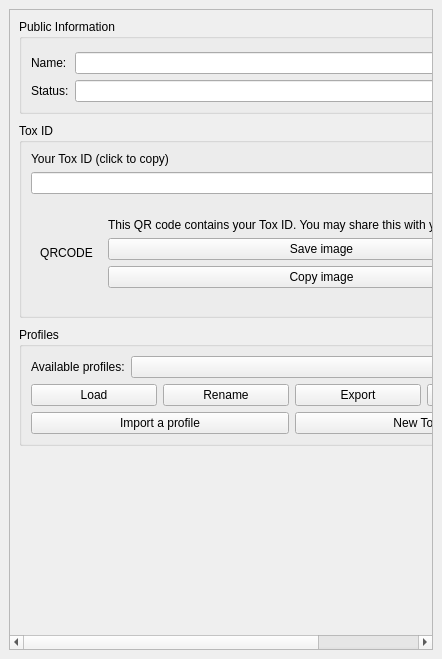
Old version of the form src/widget/form/profileform.ui in the repository qTox/qTox.
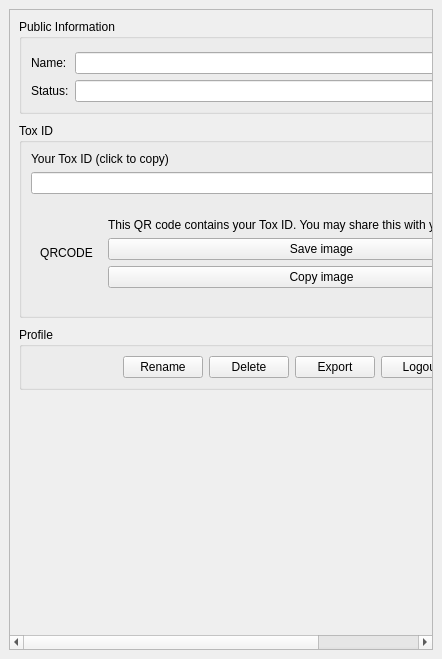
New version of the form. Custom widgets are drawn as their Qt base class.

Commit message: Remove deprecated profile management functions

Diff of the .ui file:
```diff
--- a/src/widget/form/profileform.ui
+++ b/src/widget/form/profileform.ui
@@ -37,10 +37,10 @@
      <widget class="QWidget" name="scrollAreaWidgetContents">
       <property name="geometry">
        <rect>
-        <x>0</x>
+        <x>-3</x>
         <y>0</y>
-        <width>565</width>
-        <height>617</height>
+        <width>630</width>
+        <height>625</height>
        </rect>
       </property>
       <layout class="QVBoxLayout" name="verticalLayout_4" stretch="0,0,1">
@@ -160,44 +160,23 @@
        <item alignment="Qt::AlignTop">
         <widget class="QGroupBox" name="profilesGroup">
          <property name="title">
-          <string>Profiles</string>
+          <string>Profile</string>
          </property>
          <layout class="QVBoxLayout" name="profilesVLayout">
-          <item>
-           <layout class="QHBoxLayout" name="profilesComboLayout">
-            <item>
-             <widget class="QLabel" name="profilesLabel">
-              <property name="text">
-               <string>Available profiles:</string>
-              </property>
-             </widget>
-            </item>
-            <item>
-             <widget class="QComboBox" name="profiles">
-              <property name="sizePolicy">
-               <sizepolicy hsizetype="Expanding" vsizetype="Fixed">
-                <horstretch>0</horstretch>
-                <verstretch>0</verstretch>
-               </sizepolicy>
-              </property>
-              <property name="toolTip">
-               <string comment="toolTip for currently set profile">Currently selected profile.</string>
-              </property>
-             </widget>
-            </item>
-           </layout>
-          </item>
           <item>
            <layout class="QHBoxLayout" name="profilesButtonsLayout">
             <item>
-             <widget class="QPushButton" name="loadButton">
-              <property name="toolTip">
-               <string comment="tooltip for loading profile button">Load selected profile and switch to it.</string>
+             <spacer name="horizontalSpacer">
+              <property name="orientation">
+               <enum>Qt::Horizontal</enum>
               </property>
-              <property name="text">
-               <string comment="load profile button">Load</string>
+              <property name="sizeHint" stdset="0">
+               <size>
+                <width>40</width>
+                <height>20</height>
+               </size>
               </property>
-             </widget>
+             </spacer>
             </item>
             <item>
              <widget class="QPushButton" name="renameButton">
@@ -209,6 +188,16 @@
               </property>
              </widget>
             </item>
+            <item>
+             <widget class="QPushButton" name="deleteButton">
+              <property name="toolTip">
+               <string comment="delete profile button tooltip">Delete profile.</string>
+              </property>
+              <property name="text">
+               <string comment="delete profile button">Delete</string>
+              </property>
+             </widget>
+            </item>
             <item>
              <widget class="QPushButton" name="exportButton">
               <property name="toolTip">
@@ -221,38 +210,27 @@
              </widget>
             </item>
             <item>
-             <widget class="QPushButton" name="deleteButton">
+             <widget class="QPushButton" name="logoutButton">
               <property name="toolTip">
                <string comment="delete profile button tooltip">Delete selected profile.</string>
               </property>
               <property name="text">
-               <string comment="delete profile button">Delete</string>
+               <string comment="import profile button">Logout</string>
               </property>
              </widget>
             </item>
-           </layout>
-          </item>
-          <item>
-           <layout class="QHBoxLayout" name="profilesButtonsLayout2">
             <item>
-             <widget class="QPushButton" name="importButton">
-              <property name="toolTip">
-               <string comment="tooltip for importing profile button">Import Tox profile from a .tox file.</string>
+             <spacer name="horizontalSpacer_2">
+              <property name="orientation">
+               <enum>Qt::Horizontal</enum>
               </property>
-              <property name="text">
-               <string comment="import profile button">Import a profile</string>
+              <property name="sizeHint" stdset="0">
+               <size>
+                <width>40</width>
+                <height>20</height>
+               </size>
               </property>
-             </widget>
-            </item>
-            <item>
-             <widget class="QPushButton" name="newButton">
-              <property name="toolTip">
-               <string comment="tooltip for creating new Tox ID button">Create new Tox ID and switch to it.</string>
-              </property>
-              <property name="text">
-               <string comment="new profile button">New Tox ID</string>
-              </property>
-             </widget>
+             </spacer>
             </item>
            </layout>
           </item>
```
Left out of the diff: 4 changed lines with no effect on the pictures. The commit also changes 13 other files.
